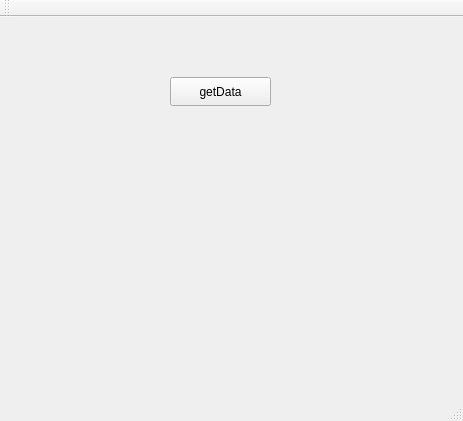
Above: QtTcpClientConsumer/mainwindow.ui from Carlos98770/QT_servidor before the change. Below: the same form after it.
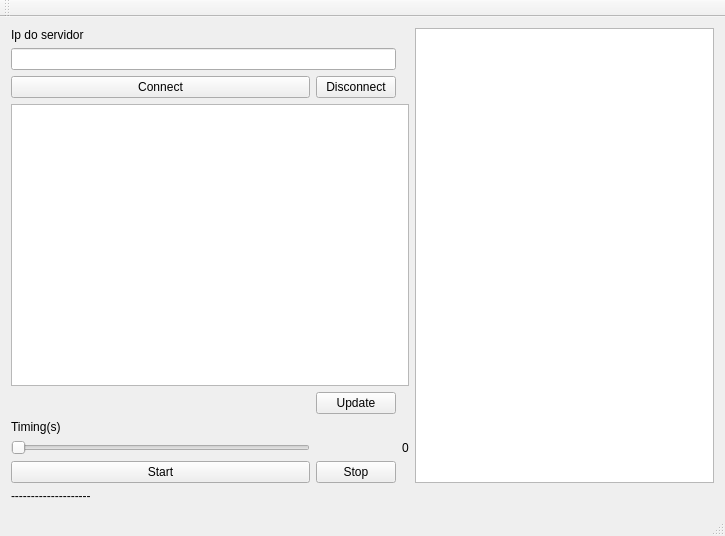
That is the form after the change.

```diff
--- a/QtTcpClientConsumer/mainwindow.ui
+++ b/QtTcpClientConsumer/mainwindow.ui
@@ -6,27 +6,95 @@
    <rect>
     <x>0</x>
     <y>0</y>
-    <width>463</width>
-    <height>421</height>
+    <width>725</width>
+    <height>536</height>
    </rect>
   </property>
   <property name="windowTitle">
    <string>MainWindow</string>
   </property>
   <widget class="QWidget" name="centralWidget">
-   <widget class="QPushButton" name="pushButtonGet">
-    <property name="geometry">
-     <rect>
-      <x>170</x>
-      <y>60</y>
-      <width>101</width>
-      <height>29</height>
-     </rect>
-    </property>
-    <property name="text">
-     <string>getData</string>
-    </property>
-   </widget>
+   <layout class="QGridLayout" name="gridLayout">
+    <item row="0" column="0">
+     <widget class="QLabel" name="labelIp">
+      <property name="text">
+       <string>Ip do servidor</string>
+      </property>
+     </widget>
+    </item>
+    <item row="0" column="3" rowspan="8">
+     <widget class="QTextBrowser" name="textBrowser"/>
+    </item>
+    <item row="1" column="0" colspan="2">
+     <widget class="QLineEdit" name="lineEditIpsServidor"/>
+    </item>
+    <item row="2" column="0">
+     <widget class="QPushButton" name="pushButtonConnect">
+      <property name="text">
+       <string>Connect</string>
+      </property>
+     </widget>
+    </item>
+    <item row="2" column="1">
+     <widget class="QPushButton" name="pushButtonDesconnect">
+      <property name="text">
+       <string>Disconnect</string>
+      </property>
+     </widget>
+    </item>
+    <item row="3" column="0" colspan="3">
+     <widget class="QListWidget" name="listWidgetIps"/>
+    </item>
+    <item row="4" column="1">
+     <widget class="QPushButton" name="pushButtonUpdate">
+      <property name="text">
+       <string>Update</string>
+      </property>
+     </widget>
+    </item>
+    <item row="5" column="0">
+     <widget class="QLabel" name="labelTiming">
+      <property name="text">
+       <string>Timing(s)</string>
+      </property>
+     </widget>
+    </item>
+    <item row="6" column="0">
+     <widget class="QSlider" name="horizontalSliderTimer">
+      <property name="orientation">
+       <enum>Qt::Horizontal</enum>
+      </property>
+     </widget>
+    </item>
+    <item row="6" column="2">
+     <widget class="QLabel" name="labelTimer">
+      <property name="text">
+       <string>0</string>
+      </property>
+     </widget>
+    </item>
+    <item row="7" column="0">
+     <widget class="QPushButton" name="pushButtonStart">
+      <property name="text">
+       <string>Start</string>
+      </property>
+     </widget>
+    </item>
+    <item row="7" column="1">
+     <widget class="QPushButton" name="pushButtonStop">
+      <property name="text">
+       <string>Stop</string>
+      </property>
+     </widget>
+    </item>
+    <item row="8" column="0">
+     <widget class="QLabel" name="labelStatus">
+      <property name="text">
+       <string>--------------------</string>
+      </property>
+     </widget>
+    </item>
+   </layout>
   </widget>
   <widget class="QMenuBar" name="menuBar">
    <property name="geometry">
```
Left out of the diff: 76 changed lines with no effect on the pictures.
